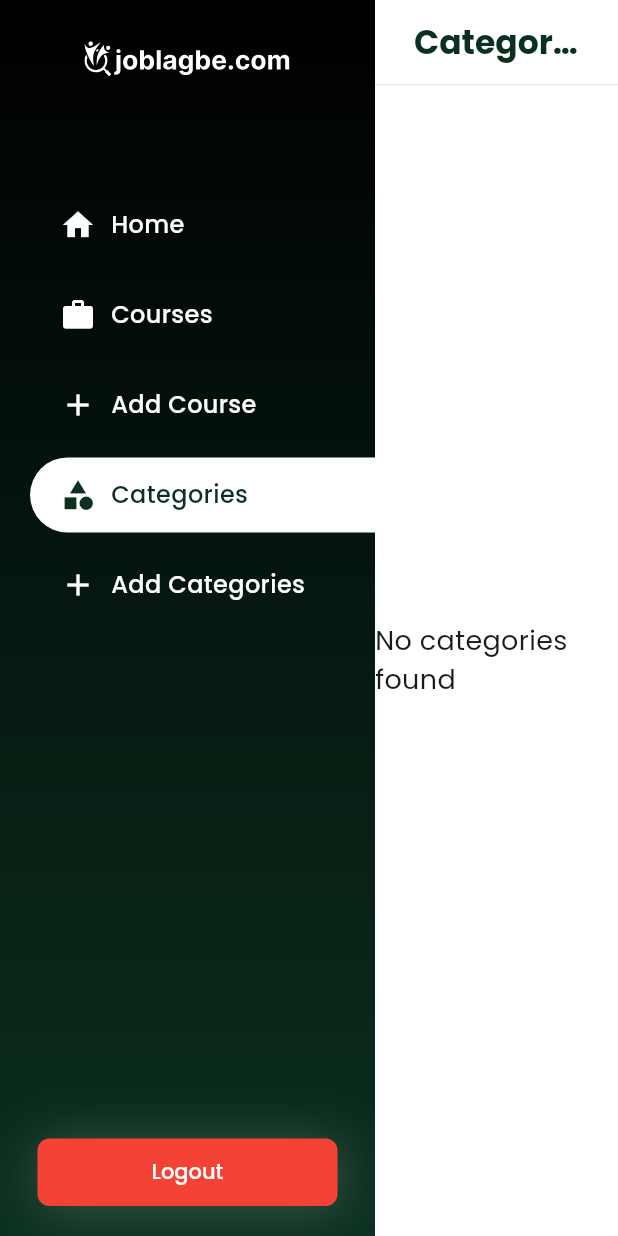
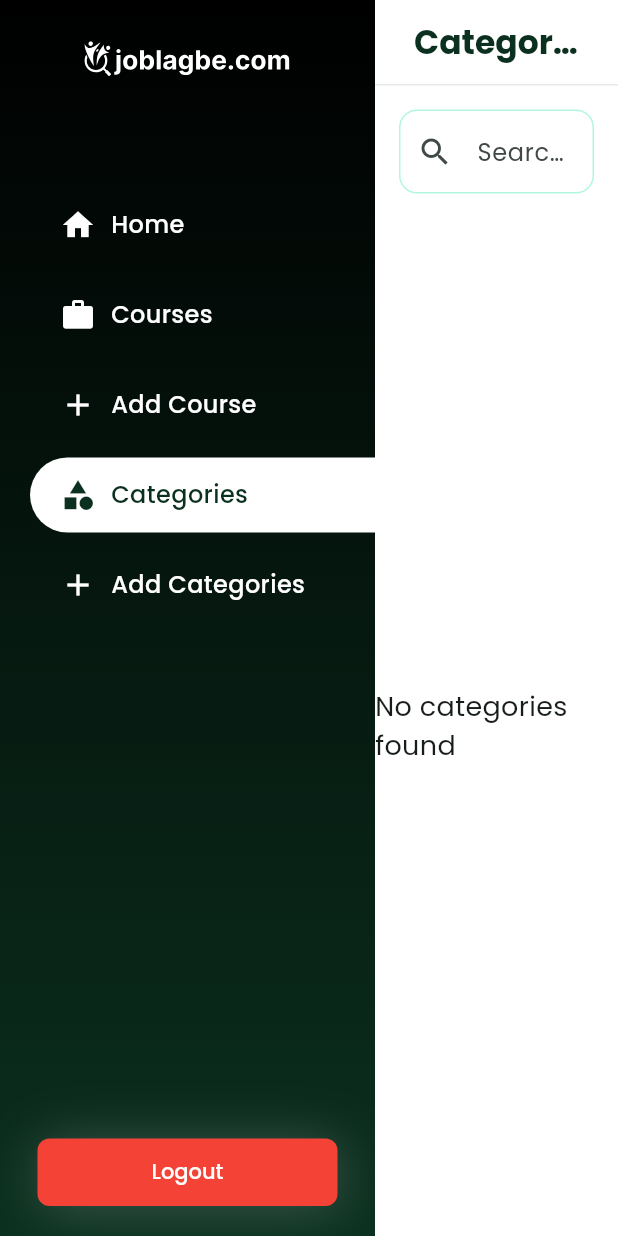
Before and after one commit to kaiumallimon/joblagbe.com, a Flutter app: the AdminCategoriesPage screen opened by its route, on a phone screen of 412 x 824 dp. Run offline on Flutter 3.47's test engine with Material 3 defaults, Android fonts, the phone set to English and light mode, and no system bars; our stand-ins replace awesome_dialog, blur, chips_choice, cloud_firestore, firebase_auth, firebase_core and 7 more; missing offline and left inert: dart:html, smooth_scroll_multiplatform; accounts and stored records are empty; statements that could not run were skipped.

Commit message:
feat: enhance course and lesson management with new service and controller
- Added AdminCourseService for creating and fetching courses and lessons from Firestore.
- Updated Course and CourseLesson models to allow optional IDs for better data handling.
- Introduced AdminAddCourseController for managing course addition logic.
- Enhanced AdminCategoriesController with search functionality for filtering categories.
- Updated UI components in AdminAddCoursePage and AdminCategoriesPage for improved user experience.

```diff
--- a/lib/app/core/widgets/_custom_textfield.dart
+++ b/lib/app/core/widgets/_custom_textfield.dart
@@ -70,6 +70,7 @@ class CustomDescriptionField extends StatelessWidget {
     this.prefixIcon,
     this.height = 300,
     this.width,
+    this.onChanged,
   });
 
   final TextEditingController controller;
@@ -78,6 +79,7 @@ class CustomDescriptionField extends StatelessWidget {
   final IconData? prefixIcon;
   final double height;
   final double? width;
+  final Function(String)? onChanged;
 
   @override
   Widget build(BuildContext context) {
@@ -90,6 +92,7 @@ class CustomDescriptionField extends StatelessWidget {
       height: height,
       child: TextField(
         controller: controller,
+        onChanged: onChanged,
         maxLines: null,
         decoration: InputDecoration(
           prefixIcon: Icon(
--- a/lib/app/data/models/_course_model.dart
+++ b/lib/app/data/models/_course_model.dart
@@ -1,5 +1,5 @@
 class Course {
-  final String id;
+  final String? id;
   final String title;
   final String description;
   final String thumbnailUrl;
@@ -9,7 +9,7 @@ class Course {
 
   // constructor
   Course({
-    required this.id,
+    this.id,
     required this.title,
     required this.description,
     required this.thumbnailUrl,
@@ -19,9 +19,9 @@ class Course {
   });
 
   // factory constructor
-  factory Course.fromJson(Map<String, dynamic> json) {
+  factory Course.fromJson({required Map<String, dynamic> json, String? id}) {
     return Course(
-      id: json['id'],
+      id: id,
       title: json['title'],
       description: json['description'],
       thumbnailUrl: json['thumbnailUrl'],
@@ -34,7 +34,6 @@ class Course {
   // toJson method
   Map<String, dynamic> toJson() {
     return {
-      'id': id,
       'title': title,
       'description': description,
       'thumbnailUrl': thumbnailUrl,
--- /dev/null
+++ b/lib/app/modules/admin/controllers/_admin_add_course_controller.dart
@@ -0,0 +1,5 @@
+import 'package:get/get.dart';
+
+class AdminAddCourseController extends GetxController{
+
+}
--- a/lib/app/modules/admin/views/pages/_admin_categories_page.dart
+++ b/lib/app/modules/admin/views/pages/_admin_categories_page.dart
@@ -14,7 +14,32 @@ class AdminCategoriesPage extends StatelessWidget {
     return Scaffold(
       backgroundColor: AppColors.white,
       appBar: dashboardAppbar('Categories'),
-      body: Obx(() {
+      body: Column(
+        children: [
+          Padding(
+            padding: const EdgeInsets.all(16.0),
+            child: TextField(
+              onChanged: (value) => adminCategoriesController.searchQuery.value = value,
+              decoration: InputDecoration(
+                hintText: 'Search categories...',
+                prefixIcon: Icon(Icons.search),
+                border: OutlineInputBorder(
+                  borderRadius: BorderRadius.circular(12),
+                  borderSide: BorderSide(color: AppColors.primary.withOpacity(0.3)),
+                ),
+                enabledBorder: OutlineInputBorder(
+                  borderRadius: BorderRadius.circular(12),
+                  borderSide: BorderSide(color: AppColors.primary.withOpacity(0.3)),
+                ),
+                focusedBorder: OutlineInputBorder(
+                  borderRadius: BorderRadius.circular(12),
+                  borderSide: BorderSide(color: AppColors.primary),
+                ),
+              ),
+            ),
+          ),
+          Expanded(
+            child: Obx(() {
               if (adminCategoriesController.isLoading.value) {
                 return Center(child: CupertinoActivityIndicator());
               }
@@ -97,6 +122,9 @@ class AdminCategoriesPage extends StatelessWidget {
                 ),
               );
             }),
+          ),
+        ],
+      ),
     );
   }
 }
```
Also changed, not shown: lib/app/data/models/_course_lesson_model.dart (+4 -5 lines), lib/app/data/services/_admin_course_service.dart (added, +43 -0 lines), lib/app/modules/admin/controllers/_admin_categories_controller.dart (+26 -1 lines), lib/app/modules/admin/views/pages/_admin_add_course_page.dart (+4 -3 lines). Lines whose indentation alone changed are shown as unchanged.
